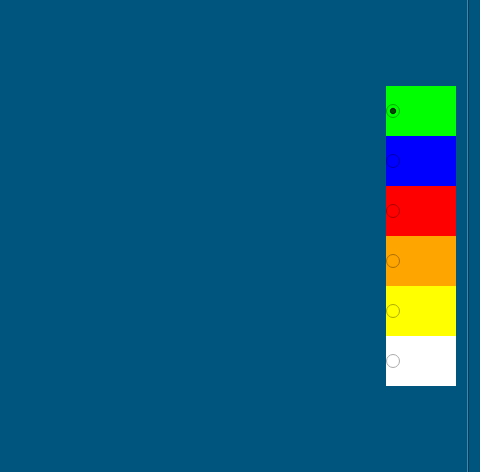
The window that rubikomo/mainwindow.ui (siemensmacv/rubik-teacher) describes before a commit, drawn with Qt 5; both pictures show x 706 to 1186 and y 114 to 586 of the 1186 by 747 pixel window.
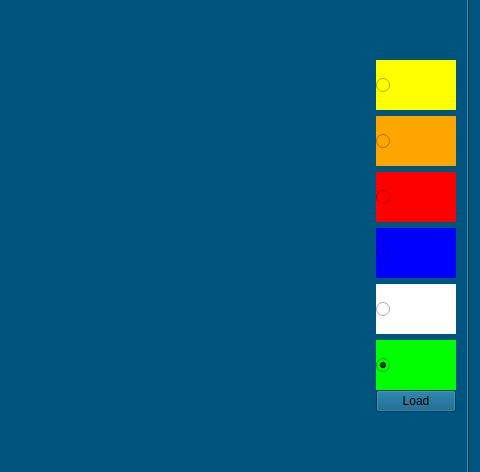
The same window after the commit.

What changed in the file:
```diff
--- a/rubikomo/mainwindow.ui
+++ b/rubikomo/mainwindow.ui
@@ -82,110 +82,121 @@
              <enum>QLayout::SetDefaultConstraint</enum>
             </property>
             <item>
-             <widget class="QRadioButton" name="radioButton_Green">
-              <property name="minimumSize">
-               <size>
-                <width>70</width>
-                <height>50</height>
-               </size>
-              </property>
-              <property name="acceptDrops">
-               <bool>false</bool>
-              </property>
-              <property name="styleSheet">
-               <string notr="true">background-color: rgb(0, 255, 0);
+             <layout class="QVBoxLayout" name="verticalLayout_4">
+              <item>
+               <widget class="QRadioButton" name="radioButton_Yellow">
+                <property name="minimumSize">
+                 <size>
+                  <width>70</width>
+                  <height>50</height>
+                 </size>
+                </property>
+                <property name="styleSheet">
+                 <string notr="true">background-color: rgb(255, 255, 0);
 color: rgb(0, 0, 0);</string>
-              </property>
-              <property name="text">
-               <string/>
-              </property>
-              <property name="checked">
-               <bool>true</bool>
-              </property>
-             </widget>
-            </item>
-            <item>
-             <widget class="QRadioButton" name="radioButton_Blue">
-              <property name="minimumSize">
-               <size>
-                <width>70</width>
-                <height>50</height>
-               </size>
-              </property>
-              <property name="styleSheet">
-               <string notr="true">background-color: rgb(0, 0, 255);
+                </property>
+                <property name="text">
+                 <string/>
+                </property>
+               </widget>
+              </item>
+              <item>
+               <widget class="QRadioButton" name="radioButton_Orange">
+                <property name="minimumSize">
+                 <size>
+                  <width>70</width>
+                  <height>50</height>
+                 </size>
+                </property>
+                <property name="styleSheet">
+                 <string notr="true">background-color: rgb(255, 165, 0);
 color: rgb(0, 0, 0);</string>
-              </property>
-              <property name="text">
-               <string/>
-              </property>
-             </widget>
-            </item>
-            <item>
-             <widget class="QRadioButton" name="radioButton_Red">
-              <property name="minimumSize">
-               <size>
-                <width>70</width>
-                <height>50</height>
-               </size>
-              </property>
-              <property name="styleSheet">
-               <string notr="true">background-color: rgb(255, 0, 0);
+                </property>
+                <property name="text">
+                 <string/>
+                </property>
+               </widget>
+              </item>
+              <item>
+               <widget class="QRadioButton" name="radioButton_Red">
+                <property name="minimumSize">
+                 <size>
+                  <width>70</width>
+                  <height>50</height>
+                 </size>
+                </property>
+                <property name="styleSheet">
+                 <string notr="true">background-color: rgb(255, 0, 0);
 color: rgb(0, 0, 0);</string>
-              </property>
-              <property name="text">
-               <string/>
-              </property>
-             </widget>
-            </item>
-            <item>
-             <widget class="QRadioButton" name="radioButton_Orange">
-              <property name="minimumSize">
-               <size>
-                <width>70</width>
-                <height>50</height>
-               </size>
-              </property>
-              <property name="styleSheet">
-               <string notr="true">background-color: rgb(255, 165, 0);
+                </property>
+                <property name="text">
+                 <string/>
+                </property>
+               </widget>
+              </item>
+              <item>
+               <widget class="QRadioButton" name="radioButton_Blue">
+                <property name="minimumSize">
+                 <size>
+                  <width>70</width>
+                  <height>50</height>
+                 </size>
+                </property>
+                <property name="styleSheet">
+                 <string notr="true">background-color: rgb(0, 0, 255);
 color: rgb(0, 0, 0);</string>
-              </property>
-              <property name="text">
-               <string/>
-              </property>
-             </widget>
-            </item>
-            <item>
-             <widget class="QRadioButton" name="radioButton_Yellow">
-              <property name="minimumSize">
-               <size>
-                <width>70</width>
-                <height>50</height>
-               </size>
-              </property>
-              <property name="styleSheet">
-               <string notr="true">background-color: rgb(255, 255, 0);
+                </property>
+                <property name="text">
+                 <string/>
+                </property>
+               </widget>
+              </item>
+              <item>
+               <widget class="QRadioButton" name="radioButton_White">
+                <property name="minimumSize">
+                 <size>
+                  <width>70</width>
+                  <height>50</height>
+                 </size>
+                </property>
+                <property name="styleSheet">
+                 <string notr="true">background-color: rgb(255, 255, 255);
 color: rgb(0, 0, 0);</string>
-              </property>
-              <property name="text">
-               <string/>
-              </property>
-             </widget>
+                </property>
+                <property name="text">
+                 <string/>
+                </property>
+               </widget>
+              </item>
+              <item>
+               <widget class="QRadioButton" name="radioButton_Green">
+                <property name="minimumSize">
+                 <size>
+                  <width>70</width>
+                  <height>50</height>
+                 </size>
+                </property>
+                <property name="acceptDrops">
+                 <bool>false</bool>
+                </property>
+                <property name="styleSheet">
+                 <string notr="true">background-color: rgb(0, 255, 0);
+color: rgb(0, 0, 0);</string>
+                </property>
+                <property name="text">
+                 <string/>
+                </property>
+                <property name="checked">
+                 <bool>true</bool>
+                </property>
+               </widget>
+              </item>
+             </layout>
             </item>
             <item>
-             <widget class="QRadioButton" name="radioButton_White">
-              <property name="minimumSize">
-               <size>
-                <width>70</width>
-                <height>50</height>
-               </size>
-              </property>
-              <property name="styleSheet">
-               <string notr="true">background-color: rgb(255, 255, 255);
-color: rgb(0, 0, 0);</string>
-              </property>
+             <widget class="QPushButton" name="pushButton_Load">
               <property name="text">
-               <string/>
+               <string>Load</string>
               </property>
              </widget>
             </item>
```
